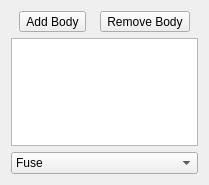
Above: src/Mod/PartDesign/Gui/TaskBooleanParameters.ui from southseact-3d/fcd before the change. Below: the same form after it.
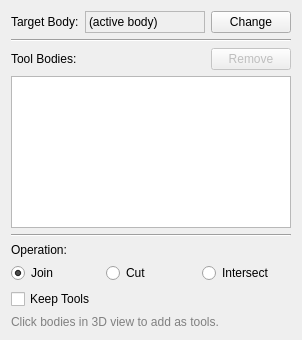
That is the form after the change.

Commit message: feat: redesign PartDesign Boolean tool with Fusion 360-style workflow

Patch:
```diff
--- a/src/Mod/PartDesign/Gui/TaskBooleanParameters.ui
+++ b/src/Mod/PartDesign/Gui/TaskBooleanParameters.ui
@@ -6,8 +6,8 @@
    <rect>
     <x>0</x>
     <y>0</y>
-    <width>209</width>
-    <height>185</height>
+    <width>280</width>
+    <height>340</height>
    </rect>
   </property>
   <property name="windowTitle">
@@ -17,47 +17,180 @@
    <item>
     <layout class="QHBoxLayout" name="horizontalLayout">
      <item>
-      <widget class="QToolButton" name="buttonBodyAdd">
+      <widget class="QLabel" name="labelTarget">
        <property name="text">
-        <string>Add Body</string>
+        <string>Target Body:</string>
        </property>
-       <property name="checkable">
-        <bool>true</bool>
+      </widget>
+     </item>
+     <item>
+      <widget class="QLabel" name="labelTargetBody">
+       <property name="text">
+        <string>(active body)</string>
        </property>
+       <property name="minimumSize">
+        <size>
+         <width>120</width>
+         <height>0</height>
+        </size>
+       </property>
+       <property name="frameShape">
+        <enum>QFrame::StyledPanel</enum>
+       </property>
+       <property name="frameShadow">
+        <enum>QFrame::Sunken</enum>
+       </property>
       </widget>
      </item>
      <item>
-      <widget class="QToolButton" name="buttonBodyRemove">
+      <widget class="QPushButton" name="buttonChangeTarget">
        <property name="text">
-        <string>Remove Body</string>
+        <string>Change</string>
        </property>
-       <property name="checkable">
-        <bool>true</bool>
+       <property name="maximumSize">
+        <size>
+         <width>80</width>
+         <height>16777215</height>
+        </size>
        </property>
       </widget>
      </item>
     </layout>
    </item>
    <item>
-    <widget class="QListWidget" name="listWidgetBodies"/>
+    <widget class="Line" name="lineSeparator1">
+     <property name="orientation">
+      <enum>Qt::Horizontal</enum>
+     </property>
+    </widget>
    </item>
    <item>
-    <widget class="QComboBox" name="comboType">
+    <layout class="QHBoxLayout" name="toolHeaderLayout">
      <item>
-      <property name="text">
-       <string>Fuse</string>
-      </property>
+      <widget class="QLabel" name="labelToolBodies">
+       <property name="text">
+        <string>Tool Bodies:</string>
+       </property>
+      </widget>
      </item>
      <item>
-      <property name="text">
-       <string>Cut</string>
-      </property>
+      <spacer name="toolHeaderSpacer">
+       <property name="orientation">
+        <enum>Qt::Horizontal</enum>
+       </property>
+       <property name="sizeHint" stdset="0">
+        <size>
+         <width>40</width>
+         <height>20</height>
+        </size>
+       </property>
+      </spacer>
      </item>
      <item>
-      <property name="text">
-       <string>Common</string>
-      </property>
+      <widget class="QPushButton" name="buttonRemoveTool">
+       <property name="text">
+        <string>Remove</string>
+       </property>
+       <property name="maximumSize">
+        <size>
+         <width>80</width>
+         <height>16777215</height>
+        </size>
+       </property>
+       <property name="enabled">
+        <bool>false</bool>
+       </property>
+      </widget>
      </item>
+    </layout>
+   </item>
+   <item>
+    <widget class="QListWidget" name="listWidgetBodies">
+     <property name="minimumSize">
+      <size>
+       <width>0</width>
+       <height>100</height>
+      </size>
+     </property>
+    </widget>
+   </item>
+   <item>
+    <widget class="Line" name="lineSeparator2">
+     <property name="orientation">
+      <enum>Qt::Horizontal</enum>
+     </property>
+    </widget>
+   </item>
+   <item>
+    <widget class="QLabel" name="labelOperation">
+     <property name="text">
+      <string>Operation:</string>
+     </property>
+    </widget>
+   </item>
+   <item>
+    <layout class="QHBoxLayout" name="operationLayout">
+     <item>
+      <widget class="QRadioButton" name="radioJoin">
+       <property name="text">
+        <string>Join</string>
+       </property>
+       <property name="checked">
+        <bool>true</bool>
+       </property>
+      </widget>
+     </item>
+     <item>
+      <widget class="QRadioButton" name="radioCut">
+       <property name="text">
+        <string>Cut</string>
+       </property>
+      </widget>
+     </item>
+     <item>
+      <widget class="QRadioButton" name="radioIntersect">
+       <property name="text">
+        <string>Intersect</string>
+       </property>
+      </widget>
+     </item>
+    </layout>
+   </item>
+   <item>
+    <layout class="QHBoxLayout" name="keepToolsLayout">
+     <item>
+      <widget class="QCheckBox" name="checkKeepTools">
+       <property name="text">
+        <string>Keep Tools</string>
+       </property>
+      </widget>
+     </item>
+     <item>
+      <spacer name="keepToolsSpacer">
+       <property name="orientation">
+        <enum>Qt::Horizontal</enum>
+       </property>
+       <property name="sizeHint" stdset="0">
+        <size>
+         <width>40</width>
+         <height>20</height>
+        </size>
+       </property>
+      </spacer>
+     </item>
+    </layout>
+   </item>
+   <item>
+    <widget class="QLabel" name="labelHint">
+     <property name="text">
+      <string>Click bodies in 3D view to add as tools.</string>
+     </property>
+     <property name="enabled">
+      <bool>false</bool>
+     </property>
+     <property name="styleSheet">
+      <string notr="true">color: gray;</string>
+     </property>
     </widget>
    </item>
   </layout>
```
Left out of the diff: 11 changed lines with no effect on the pictures. The commit also changes 5 other files.
